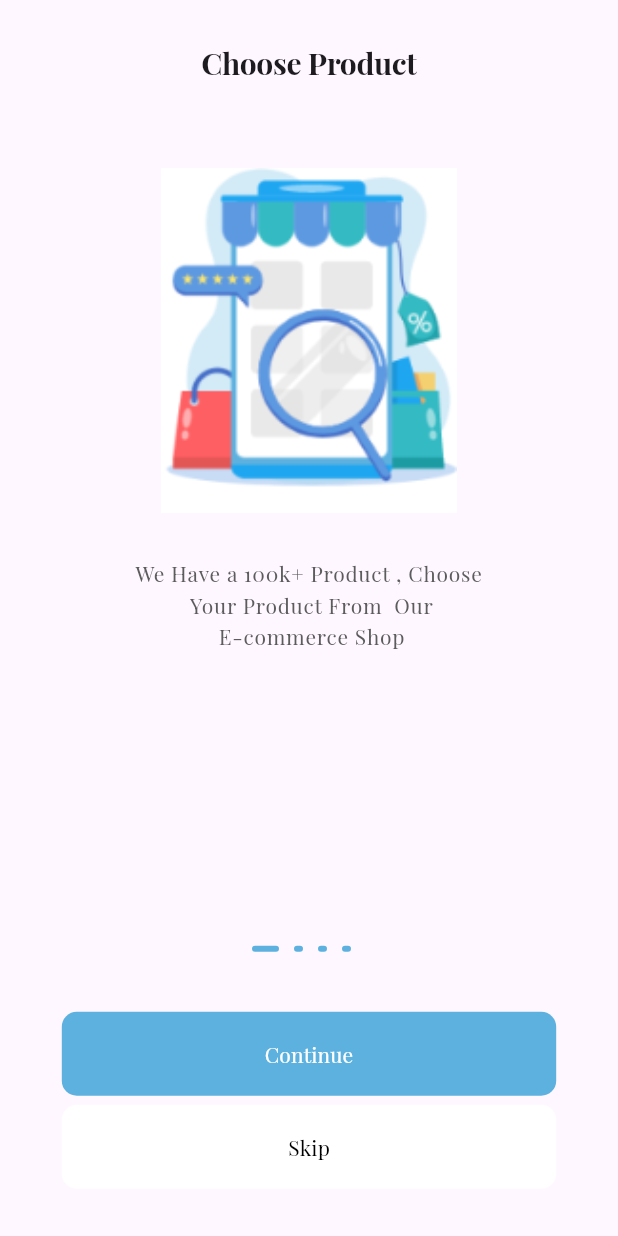
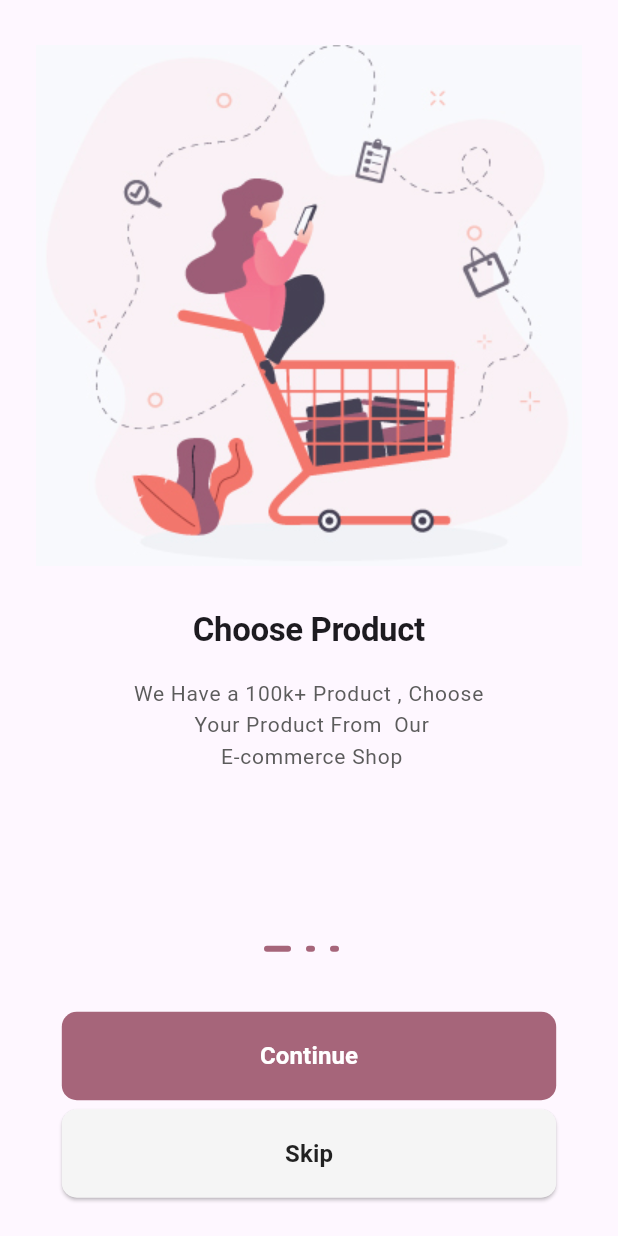
Before and after one commit to AbdelrhmanAmer/Complete-Commerce-App, a Flutter app: the screen it shows after launch, on a phone screen of 412 x 824 dp. Run offline on Flutter 3.47's test engine with Material 3 defaults, Android fonts, the phone set to English and light mode, and no system bars; our stand-ins replace get, google_fonts; project files that could hold a hidden picture were left out.

Commit message:
Replace Theme

```diff
--- a/commplete_commerce_app/lib/core/constant/color.dart
+++ b/commplete_commerce_app/lib/core/constant/color.dart
@@ -2,5 +2,7 @@ import 'package:flutter/material.dart';
 
 class AppColor{
     static const Color grey = Color(0xff5c5c5c);
-    static const Color primaryColor = Color(0xFF5db1df);
+    static const Color backgroundColor = Color(0xFFf8f9fe);
+    static const Color lightWhite = Color(0xFFF5F5F5);
+    static const Color primaryColor = Color(0xFFa6657a);
 }
--- a/commplete_commerce_app/lib/data/data_source/static/static.dart
+++ b/commplete_commerce_app/lib/data/data_source/static/static.dart
@@ -5,24 +5,18 @@ List<OnBoardingModel> onBoardingList = [
     title: "Choose Product",
     body:
         "We Have a 100k+ Product , Choose \n Your Product From  Our \n E-commerce Shop",
-    image: "assets/images/onboardingone.PNG",
+    image: "assets/images/one.PNG",
   ),
   OnBoardingModel(
     title: "Easy And Safe Paymnet",
     body:
         "We Have a 100k Product , Choose \n Your Product From Our E-commerce Shop",
-    image: "assets/images/onboardingtwo.PNG",
+    image: "assets/images/two.PNG",
   ),
   OnBoardingModel(
     title: "Track Your Order",
     body:
         "We Have a 100k Product , Choose \n Your Product From Our E-commerce Shop",
-    image: "assets/images/onboardingthree.PNG",
-  ),
-  OnBoardingModel(
-    title: "Fast Delivery",
-    body:
-        "We Have a 100k Product , Choose \n Your Product From Our E-commerce Shop",
-    image: "assets/images/onboardingfour.PNG",
+    image: "assets/images/three.PNG",
   ),
 ];
--- a/commplete_commerce_app/lib/main.dart
+++ b/commplete_commerce_app/lib/main.dart
@@ -1,5 +1,6 @@
 import 'package:flutter/material.dart';
 import 'package:get/get.dart';
+import 'package:google_fonts/google_fonts.dart';
 
 import 'core/constant/color.dart';
 import 'view/screens/onboarding.dart';
@@ -18,11 +19,16 @@
       debugShowCheckedModeBanner: false,
       title: 'Flutter Demo',
       theme: ThemeData(
-        fontFamily: "PlayfairDisplay",
-        colorScheme: ColorScheme.fromSeed(seedColor: Colors.deepPurple),
-        textTheme: const TextTheme(
-          displayLarge: TextStyle(fontWeight: FontWeight.bold, fontSize: 20),
-          bodyLarge: TextStyle(color: AppColor.grey, fontSize: 14),
+        colorScheme: ColorScheme.fromSeed(
+          seedColor: Colors.deepPurple,
+          background: AppColor.backgroundColor,
+        ),
+        textTheme: TextTheme(
+          displayLarge:
+              GoogleFonts.roboto(fontWeight: FontWeight.bold, fontSize: 22),
+          bodyLarge: GoogleFonts.roboto(color: AppColor.grey, fontSize: 14),
+          labelLarge:
+              GoogleFonts.roboto(fontWeight: FontWeight.w700, fontSize: 16),
         ),
         useMaterial3: true,
       ),
--- a/commplete_commerce_app/lib/view/screens/onboarding.dart
+++ b/commplete_commerce_app/lib/view/screens/onboarding.dart
@@ -33,14 +33,16 @@ class OnBoardingScreen extends GetView<OnBoardingControllerImp> {
                   backgroundColor: AppColor.primaryColor,
                   foregroundColor: Colors.white,
                   text: "Continue",
+                  textColor: Colors.white,
                   press: ()=>controller.next(),
                 ),
                 const SizedBox(height: 6),
                 CustomButton(
-                  backgroundColor: Colors.white,
+                  backgroundColor: AppColor.lightWhite,
                   foregroundColor: Colors.black,
                   text: "Skip",
                   press: () => controller.skip(),
+                  elevation: 1,
                 ),
               ],
             ),
--- a/commplete_commerce_app/lib/view/widgets/custom_button.dart
+++ b/commplete_commerce_app/lib/view/widgets/custom_button.dart
@@ -1,19 +1,20 @@
 import 'package:flutter/material.dart';
 
 class CustomButton extends StatelessWidget {
-  const CustomButton(
-  {
+  const CustomButton({
     super.key,
     required this.backgroundColor,
     required this.foregroundColor,
     required this.text,
     required this.press,
     this.elevation = 0,
+    this.textColor = Colors.black87,
   });
   final Color backgroundColor;
   final Color foregroundColor;
   final String text;
   final double elevation;
+  final Color textColor;
   final Function() press;
 
   @override
@@ -30,7 +31,11 @@ class CustomButton extends StatelessWidget {
                 RoundedRectangleBorder(borderRadius: BorderRadius.circular(10)),
             elevation: elevation,
           ),
-          child: Text(text)),
+          child: Text(text,
+              style: Theme.of(context)
+                  .textTheme
+                  .labelLarge!
+                  .copyWith(color: textColor))),
     );
   }
 }
--- a/commplete_commerce_app/lib/view/widgets/custom_page_view.dart
+++ b/commplete_commerce_app/lib/view/widgets/custom_page_view.dart
@@ -21,18 +21,15 @@ class CustomPageView extends GetView<OnBoardingControllerImp> {
           child: Column(
             children: [
               const SizedBox(height: 30),
+              Image.asset(
+                onBoardingList[index].image!,
+              ),
+              const SizedBox(height: 30),
               Text(
                 onBoardingList[index].title!,
                 style: Theme.of(context).textTheme.displayLarge,
               ),
-              const SizedBox(height: 60),
-              Image.asset(
-                onBoardingList[index].image!,
-                width: 200,
-                height: 230,
-                fit: BoxFit.contain,
-              ),
-              const SizedBox(height: 30),
+              const SizedBox(height: 20),
               Text(
                 onBoardingList[index].body!,
                 textAlign: TextAlign.center,
```
Also changed, not shown: commplete_commerce_app/pubspec.yaml (+9 -2 lines), commplete_commerce_app/assets/images/onboardingfour.PNG (deleted), commplete_commerce_app/assets/images/onboardingone.PNG (deleted), commplete_commerce_app/assets/images/onboardingthree.PNG (deleted), commplete_commerce_app/assets/images/onboardingtwo.PNG (deleted), commplete_commerce_app/assets/images/one.PNG (added), commplete_commerce_app/assets/images/three.PNG (added), commplete_commerce_app/assets/images/two.PNG (added), commplete_commerce_app/pubspec.lock.
